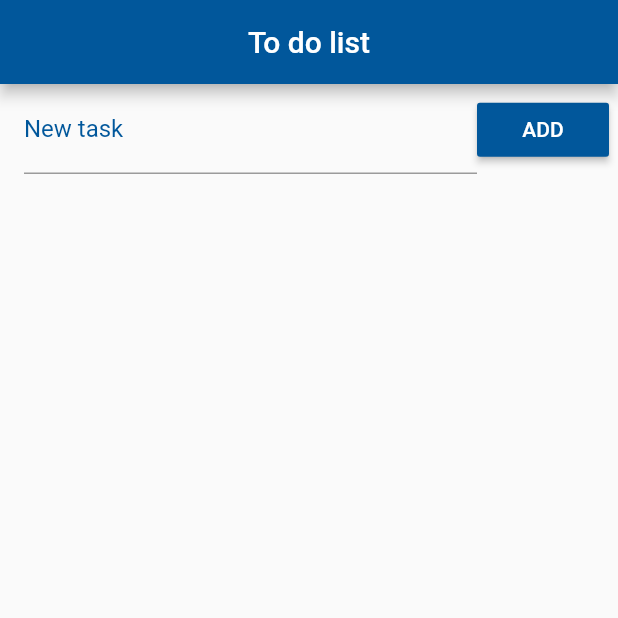
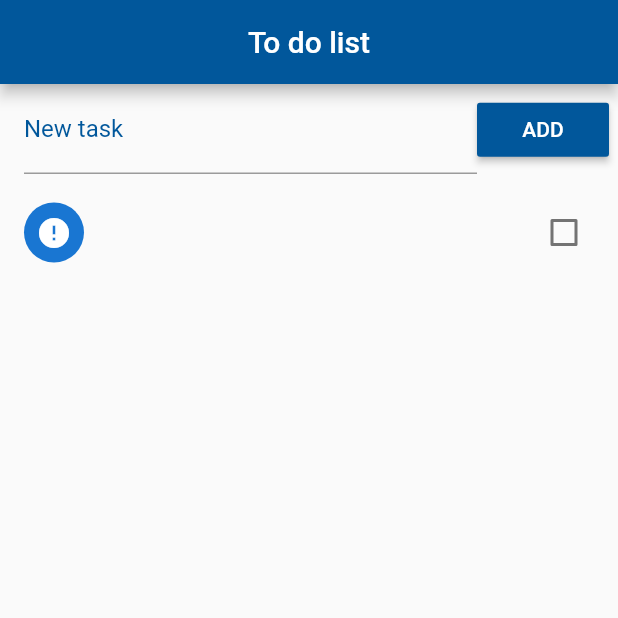
Before and after one commit to morelierica/Flutter.Projects, a Flutter app: the screen it shows after launch, after a tap on "ADD", on a phone screen of 412 x 824 dp, the top half of it. Run offline on Flutter 3.47's test engine with Material 2 defaults, Android fonts, the phone set to English and light mode, and no system bars.

Commit message:
To do list - Adding items to the list

```diff
--- a/to_do_list/lib/main.dart
+++ b/to_do_list/lib/main.dart
@@ -17,7 +17,19 @@ class Home extends StatefulWidget {
 }
 
 class _HomeState extends State<Home> {
+  final _toDoController = TextEditingController();
+
   List _toDoList = [];
+
+  void _addToDO() {
+    setState(() {
+      Map<String, dynamic> newToDo = Map();
+      newToDo["title"] = _toDoController.text;
+      _toDoController.text = "";
+      newToDo["ok"] = false;
+      _toDoList.add(newToDo);
+    });
+  }
 
   @override
   Widget build(BuildContext context) {
@@ -35,6 +47,7 @@ class _HomeState extends State<Home> {
               children: <Widget>[
                 Expanded(
                   child: TextField(
+                      controller: _toDoController,
                       decoration: InputDecoration(
                           labelText: "New task",
                           labelStyle: TextStyle(color: Colors.lightBlue[900]))),
@@ -43,9 +56,30 @@ class _HomeState extends State<Home> {
                   color: Colors.lightBlue[900],
                   child: Text("ADD"),
                   textColor: Colors.white,
-                  onPressed: () {},
+                  onPressed: _addToDO,
                 )
               ],
+            ),
+          ),
+          Expanded(
+            child: ListView.builder(
+              padding: EdgeInsets.only(top: 10.0),
+              itemCount: _toDoList.length,
+              itemBuilder: (context, index) {
+                return CheckboxListTile(
+                  title: Text(_toDoList[index]["title"]),
+                  value: _toDoList[index]["ok"],
+                  secondary: CircleAvatar(
+                    child: Icon(
+                        _toDoList[index]["ok"] ? Icons.check : Icons.error),
+                  ),
+                  onChanged: (c) {
+                    setState(() {
+                      _toDoList[index]["ok"] = c;
+                    });
+                  },
+                );
+              },
             ),
           ),
         ],
```
